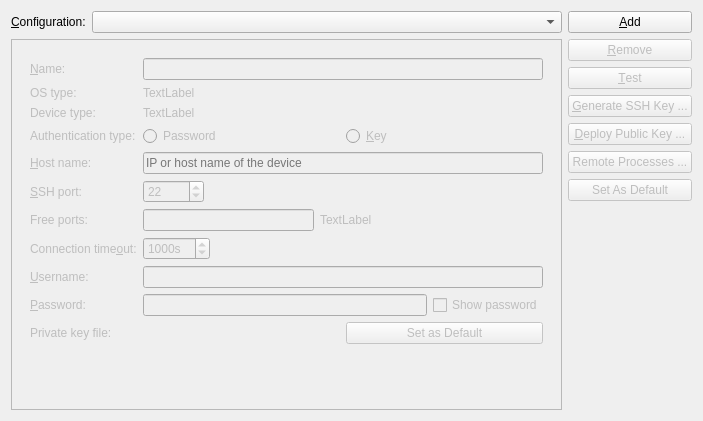
qt-creator/qt-creator, file src/plugins/qt4projectmanager/qt-maemo/maemodeviceconfigurationssettingswidget.ui: the form before one commit.
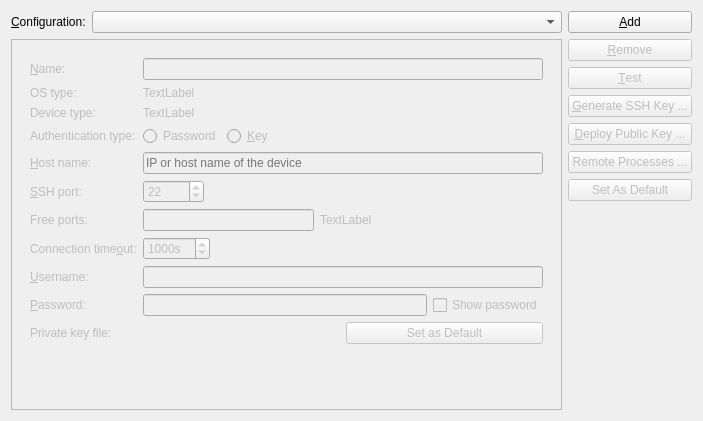
The form after the commit. Custom widgets are drawn as their Qt base class.

Commit message: Maemo: Fix device configurations UI.

The edit to the form file:
```diff
--- a/src/plugins/qt4projectmanager/qt-maemo/maemodeviceconfigurationssettingswidget.ui
+++ b/src/plugins/qt4projectmanager/qt-maemo/maemodeviceconfigurationssettingswidget.ui
@@ -114,6 +114,19 @@
                 </property>
                </widget>
               </item>
+              <item>
+               <spacer name="horizontalSpacer_4">
+                <property name="orientation">
+                 <enum>Qt::Horizontal</enum>
+                </property>
+                <property name="sizeHint" stdset="0">
+                 <size>
+                  <width>40</width>
+                  <height>20</height>
+                 </size>
+                </property>
+               </spacer>
+              </item>
              </layout>
             </widget>
            </item>
```
Left out of the diff: 2 changed lines with no effect on the pictures.
